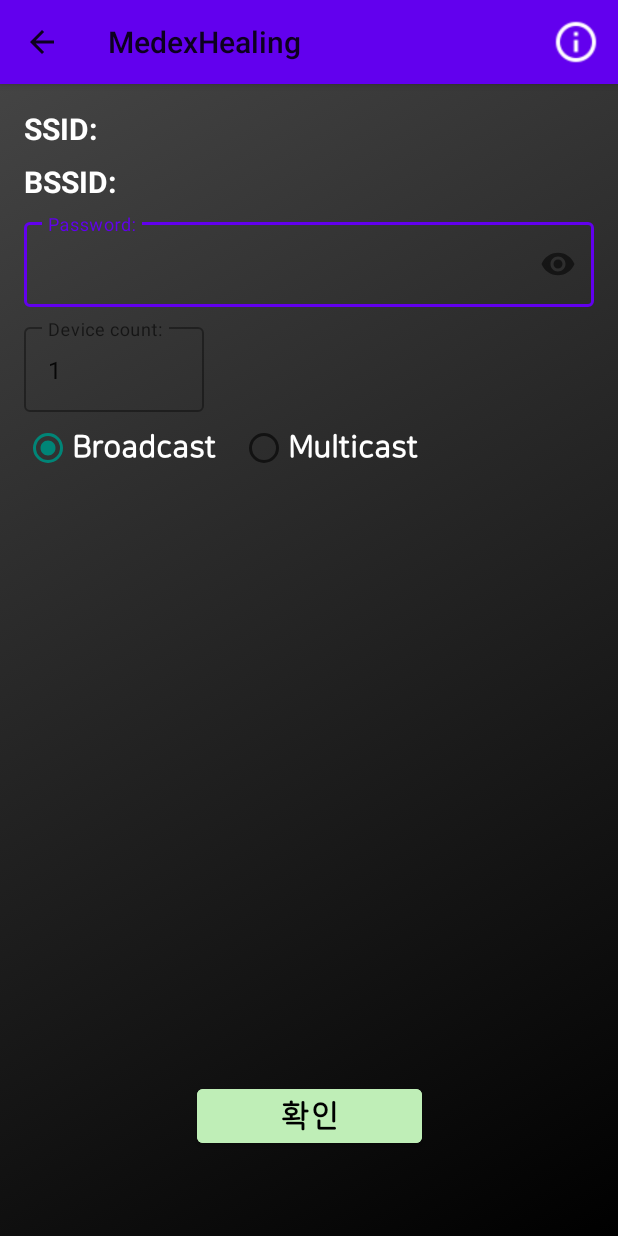
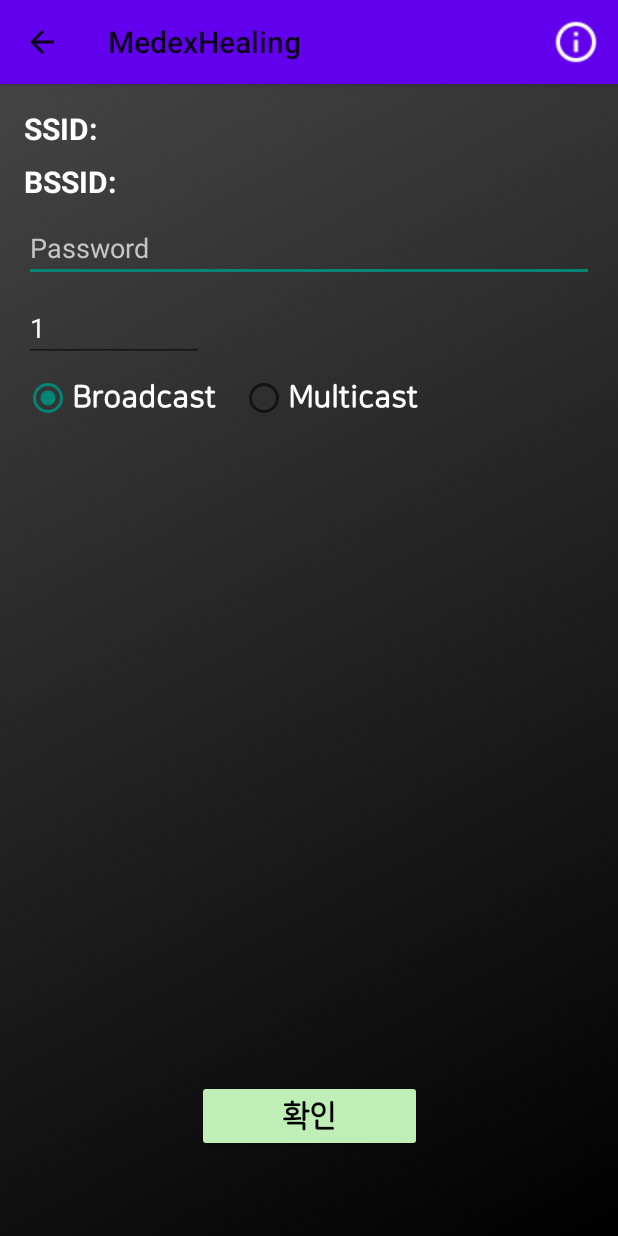
Before and after one commit to SeokCheol-Lee/MedexHealing, an Android app: the EspTouchActivity screen opened directly, with no data from a screen before it, on a phone screen of 412 x 824 dp. Run offline under Robolectric (Android 15) with nearby library versions, the phone set to English and light mode, and no system bars; libraries missing offline, so code that uses them is left out: com.espressif.iot.

Commit message:
esp pairing error수정

```diff
--- a/app/build.gradle
+++ b/app/build.gradle
@@ -53,6 +53,7 @@
     implementation 'com.google.code.gson:gson:2.8.5'
     implementation 'com.squareup.retrofit2:retrofit:2.6.0'
     implementation 'com.squareup.retrofit2:converter-gson:2.6.0'
+    implementation 'com.google.android.material:material:1.2.1'
 
     // ESP touch 코드
     implementation 'com.github.EspressifApp:lib-esptouch-android:1.0.0'
--- a/app/src/main/java/org/techtown/medexhealing/LoginActivity.kt
+++ b/app/src/main/java/org/techtown/medexhealing/LoginActivity.kt
@@ -42,10 +42,12 @@
         var loginService = retrofit.create(LoginService::class.java)
 
         lgbinding.loginBtn.setOnClickListener{
-            var uid = lgbinding.etLoginid.text.toString()
-            var upw = lgbinding.etLoginpw.text.toString()
+            //var uid = lgbinding.etLoginid.text.toString()
+            //var upw = lgbinding.etLoginpw.text.toString()
+            val intent = Intent(this,HomeActivity::class.java)
+            startActivity(intent)
 
-
+/*
             Log.d("Main","id: $uid, pw: $upw")
 
             loginService.requestLogin(uid,upw).enqueue(object: Callback<Login> {
@@ -68,7 +70,7 @@
 
                 }
             })
-
+*/
         }
 
 
--- a/app/src/main/res/layout/activity_esptouch.xml
+++ b/app/src/main/res/layout/activity_esptouch.xml
@@ -61,25 +61,26 @@
             app:layout_constraintStart_toEndOf="@id/apBssidLabel"
             app:layout_constraintTop_toTopOf="@id/apBssidLabel" />
 
-        <com.google.android.material.textfield.TextInputLayout
+        <LinearLayout
             android:id="@+id/apPasswordLayout"
             style="@style/Widget.MaterialComponents.TextInputLayout.OutlinedBox"
             android:layout_width="match_parent"
             android:layout_height="wrap_content"
             android:layout_marginTop="8dp"
-            android:hint="@string/esptouch1_password_title"
             app:layout_constraintTop_toBottomOf="@id/apBssidLabel"
             app:passwordToggleEnabled="true">
 
-            <com.google.android.material.textfield.TextInputEditText
+            <EditText
                 android:id="@+id/apPasswordEdit"
                 android:layout_width="match_parent"
                 android:layout_height="wrap_content"
                 android:inputType="textPassword"
+                android:hint="Password"
+                android:textColorHint="@color/grey"
                 android:singleLine="true" />
-        </com.google.android.material.textfield.TextInputLayout>
+        </LinearLayout>
 
-        <com.google.android.material.textfield.TextInputLayout
+        <LinearLayout
             android:id="@+id/deviceCountLayout"
             style="@style/Widget.MaterialComponents.TextInputLayout.OutlinedBox"
             android:layout_width="match_parent"
@@ -88,13 +89,14 @@
             android:hint="@string/esptouch1_device_count_title"
             app:layout_constraintTop_toBottomOf="@id/apPasswordLayout">
 
-            <com.google.android.material.textfield.TextInputEditText
+            <EditText
                 android:id="@+id/deviceCountEdit"
                 android:layout_width="120dp"
                 android:layout_height="wrap_content"
                 android:inputType="number"
+                android:textColor="@color/white"
                 android:text="1" />
-        </com.google.android.material.textfield.TextInputLayout>
+        </LinearLayout>
 
         <RadioGroup
             android:id="@+id/packageModeGroup"
@@ -136,7 +138,7 @@
             app:layout_constraintTop_toBottomOf="@id/packageModeGroup"
             app:layout_goneMarginStart="4dp" />
 
-        <com.google.android.material.button.MaterialButton
+        <Button
             android:id="@+id/confirmBtn"
             android:layout_width="150dp"
             android:layout_height="wrap_content"
```
